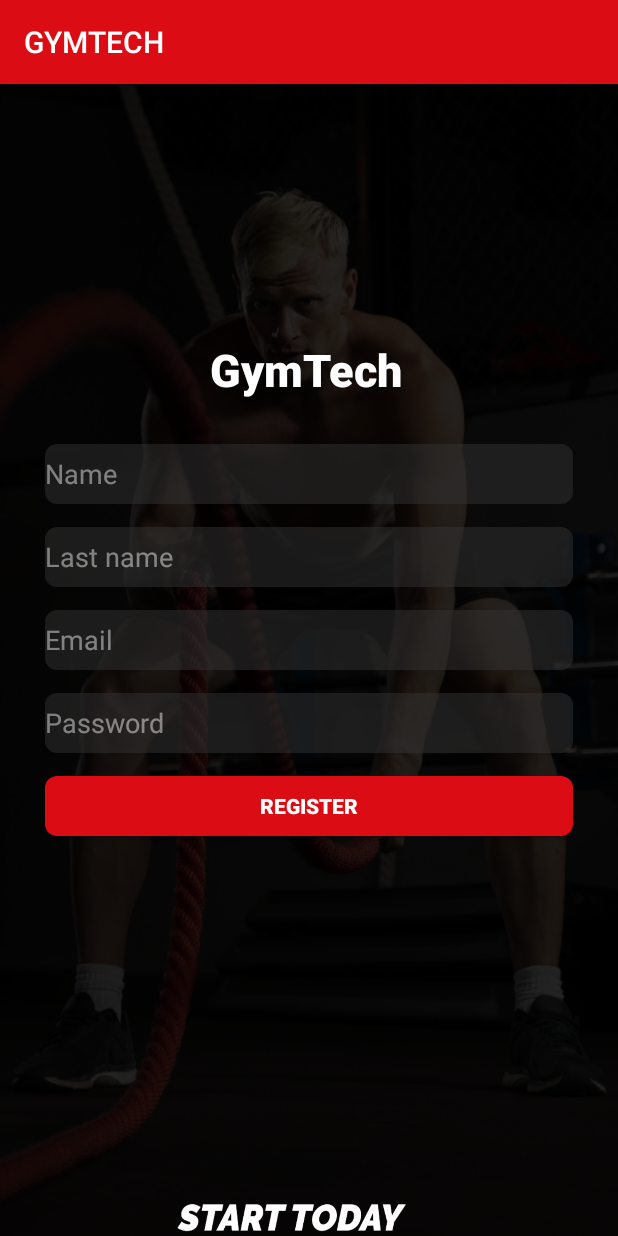
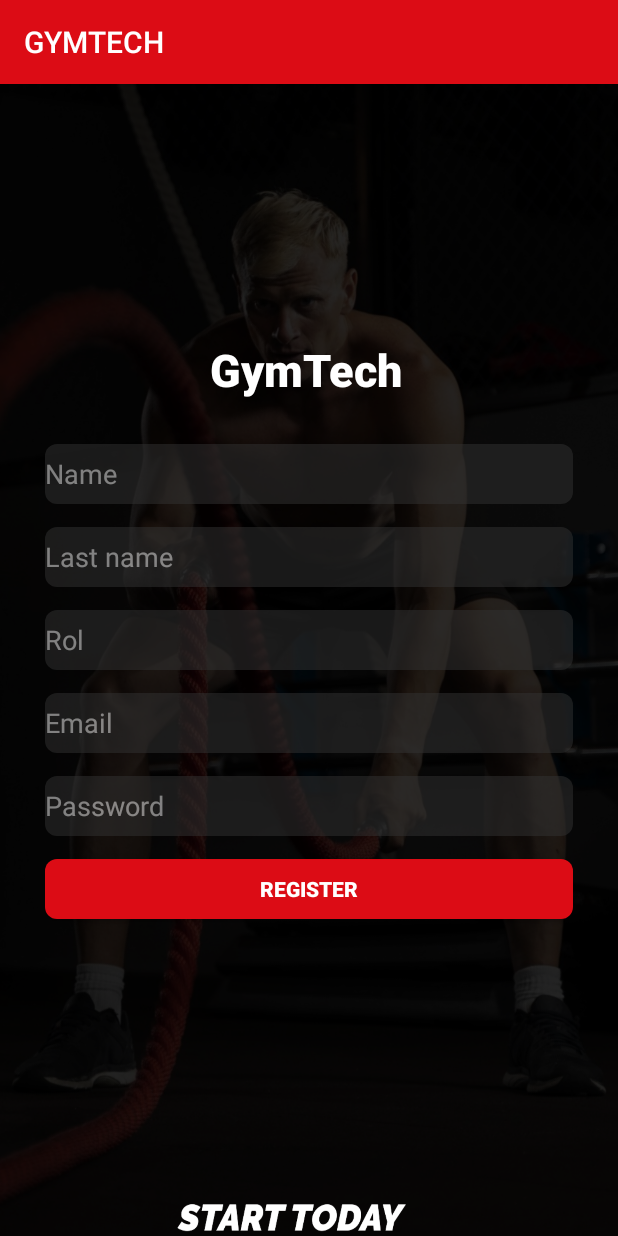
Before and after one commit to sebasfox0510/MVPGYM, an Android app: the registro screen opened directly, with no data from a screen before it, on a phone screen of 412 x 824 dp. Run offline under Robolectric (Android 15) with nearby library versions, the phone set to English and light mode, and no system bars.

Commit message:
AÑADIR ROL

```diff
--- a/app/src/main/res/layout/activity_registro.xml
+++ b/app/src/main/res/layout/activity_registro.xml
@@ -59,6 +59,20 @@
             android:layout_marginRight="30dp"
             android:layout_marginTop="15dp"
             android:alpha="0.5"
+            android:hint="Rol"
+            android:textColorHint="#ffffff"
+            android:textColor="#ffffff"
+            android:fontFamily="sans-serif"
+            android:id="@+id/txtRol"
+            android:background="@drawable/bordes_redondos"></EditText>
+
+        <EditText
+            android:layout_width="match_parent"
+            android:layout_height="40dp"
+            android:layout_marginLeft="30dp"
+            android:layout_marginRight="30dp"
+            android:layout_marginTop="15dp"
+            android:alpha="0.5"
             android:hint="Email"
             android:textColorHint="#ffffff"
             android:textColor="#ffffff"
```
Also changed, not shown: app/src/main/res/layout/fragment_fragment_email.xml (+12 -4 lines).
